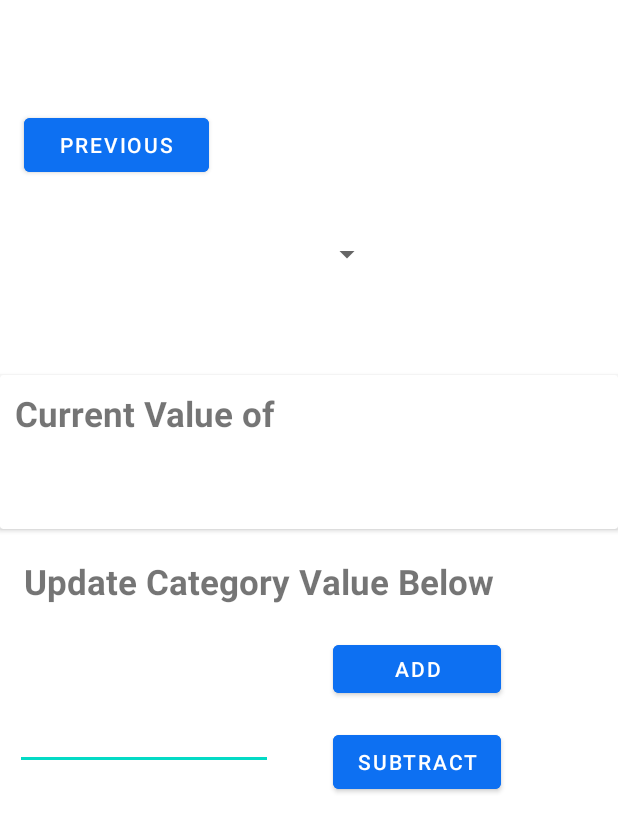
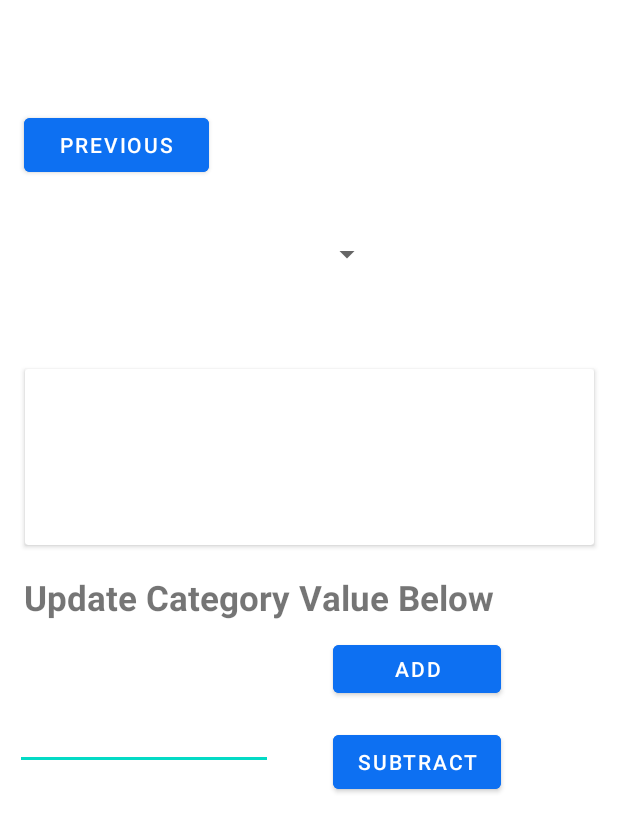
Before and after one commit to maloney77/BudgetApp, an Android app: the layout fragment_second.xml on its own in the app's theme, with its tools: preview values and no code run, on a phone screen of 412 x 824 dp. Shown: the top 832 px of the screen. Run offline under Robolectric (Android 15) with nearby library versions, the phone set to English and light mode, and no system bars.

Commit message:
updated spacing for large category names on update fragment
category title text view on update fragment now properly updates the text when switching between categories

```diff
--- a/app/src/main/java/com/example/budgetapp/Fragments/SecondFragment.java
+++ b/app/src/main/java/com/example/budgetapp/Fragments/SecondFragment.java
@@ -52,7 +52,7 @@ public class SecondFragment extends Fragment implements AdapterView.OnItemSelect
     static final String INPUT_TYPE_ADDITION = "INPUT_TYPE_ADDITION";
     static final String INPUT_TYPE_SUBTRACTION = "INPUT_TYPE_SUBTRACTION";
     TextView currentCategoryValueView = null;
-
+    static final String CURRENT_CATEGORY_TITLE_BASE = "Current Value of ";
 
 
     @Override
@@ -143,7 +143,7 @@ public class SecondFragment extends Fragment implements AdapterView.OnItemSelect
 
             //Populate UI card with selected category information
             TextView currentCategoryTitle = getView().findViewById(R.id.category_current_value_title);
-            currentCategoryTitle.setText(currentCategoryTitle.getText() + selectedCategory.getName() + ":");
+            currentCategoryTitle.setText(CURRENT_CATEGORY_TITLE_BASE + selectedCategory.getName() + ":");
 
             currentCategoryValueView = getView().findViewById(R.id.category_current_value);
 
--- a/app/src/main/res/layout/fragment_second.xml
+++ b/app/src/main/res/layout/fragment_second.xml
@@ -109,8 +109,8 @@
 
     <androidx.cardview.widget.CardView
         android:id="@+id/category_current_value_card"
-        android:layout_width="match_parent"
-        android:layout_height="wrap_content"
+        android:layout_width="379dp"
+        android:layout_height="117dp"
         app:layout_constraintBottom_toBottomOf="parent"
         app:layout_constraintEnd_toEndOf="parent"
         app:layout_constraintStart_toStartOf="parent"
@@ -119,23 +119,25 @@
 
         <TextView
             android:id="@+id/category_current_value_title"
-            android:layout_width="390dp"
-            android:layout_height="42dp"
+            android:layout_width="347dp"
+            android:layout_height="wrap_content"
             android:layout_marginStart="10dp"
             android:layout_marginTop="10dp"
-            android:text="Current Value of "
+            android:text=""
             android:textSize="23sp"
-            android:textStyle="bold" />
+            android:textStyle="bold"
+            />
 
         <TextView
             android:id="@+id/category_current_value"
-            android:layout_width="248dp"
-            android:layout_height="47dp"
+            android:layout_width="223dp"
+            android:layout_height="46dp"
             android:layout_marginStart="10dp"
-            android:layout_marginTop="55dp"
+            android:layout_marginTop="70dp"
             android:text=""
             android:textAlignment="center"
-            android:textSize="25sp" />
+            android:textSize="25sp"
+            />
     </androidx.cardview.widget.CardView>
 
 
```
